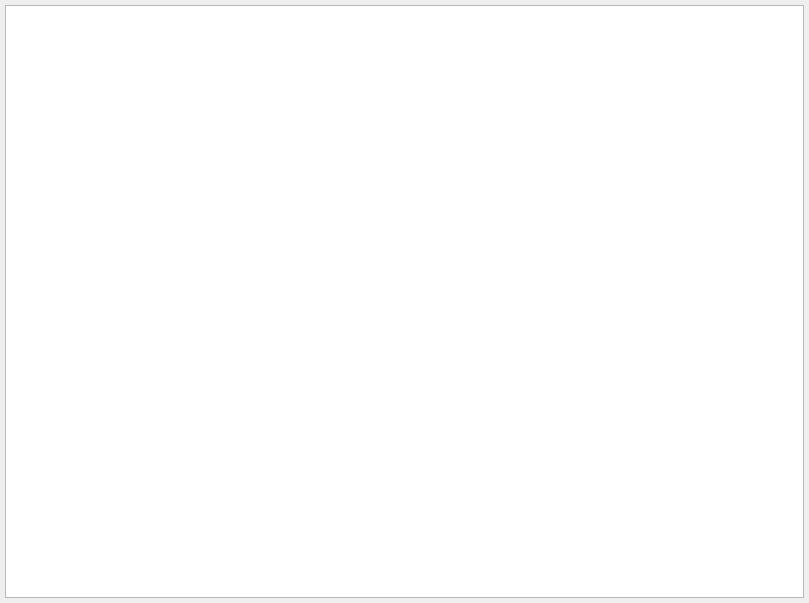
This is TID/param_view.ui in Gaofei244617/TID as Qt 5 draws it before an edit. The edited form follows.
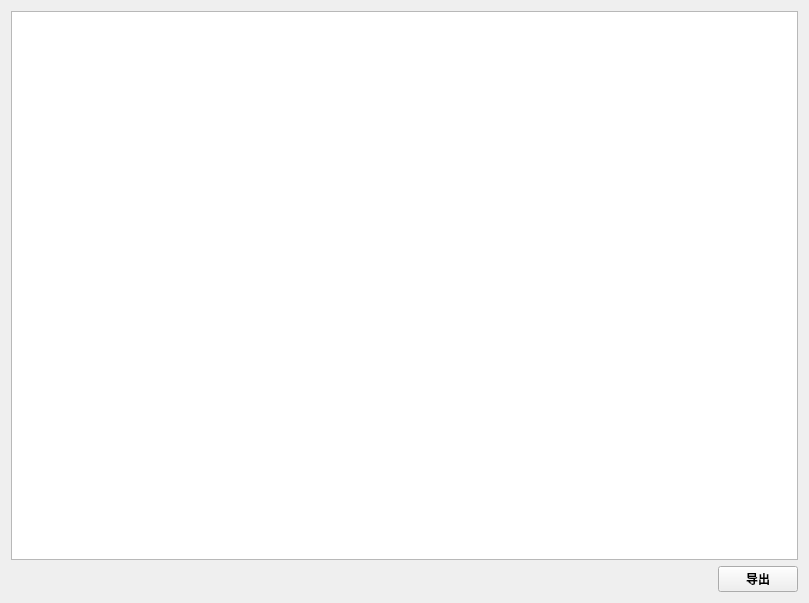
This is the edited form.

Commit message: 添加导出json文件功能

What changed in the file:
```diff
--- a/TID/param_view.ui
+++ b/TID/param_view.ui
@@ -13,31 +13,50 @@
   <property name="windowTitle">
    <string>Json String</string>
   </property>
-  <layout class="QGridLayout" name="gridLayout">
-   <property name="leftMargin">
-    <number>5</number>
-   </property>
-   <property name="topMargin">
-    <number>5</number>
-   </property>
-   <property name="rightMargin">
-    <number>5</number>
-   </property>
-   <property name="bottomMargin">
-    <number>5</number>
-   </property>
-   <item row="0" column="0">
-    <widget class="QTextBrowser" name="textBrowser">
+  <layout class="QVBoxLayout" name="verticalLayout">
+   <item>
+    <widget class="QTextEdit" name="textEdit">
      <property name="font">
       <font>
        <family>Consolas</family>
       </font>
      </property>
-     <property name="placeholderText">
-      <string/>
+     <property name="readOnly">
+      <bool>true</bool>
      </property>
     </widget>
    </item>
+   <item>
+    <layout class="QHBoxLayout" name="horizontalLayout">
+     <item>
+      <spacer name="horizontalSpacer">
+       <property name="orientation">
+        <enum>Qt::Horizontal</enum>
+       </property>
+       <property name="sizeHint" stdset="0">
+        <size>
+         <width>40</width>
+         <height>20</height>
+        </size>
+       </property>
+      </spacer>
+     </item>
+     <item>
+      <widget class="QPushButton" name="exportButton">
+       <property name="font">
+        <font>
+         <family>Consolas</family>
+         <weight>75</weight>
+         <bold>true</bold>
+        </font>
+       </property>
+       <property name="text">
+        <string>导出</string>
+       </property>
+      </widget>
+     </item>
+    </layout>
+   </item>
   </layout>
  </widget>
  <resources/>
```
The commit also changes 2 other files.
